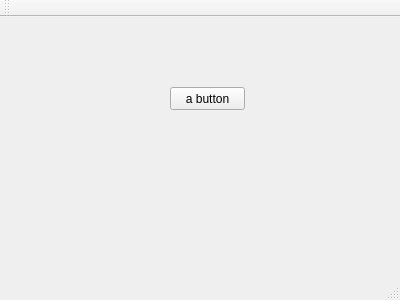
First picture: the form in etsGame/etsgame.ui, repository lseelenbinder/evil-twin-souls, before the edit.
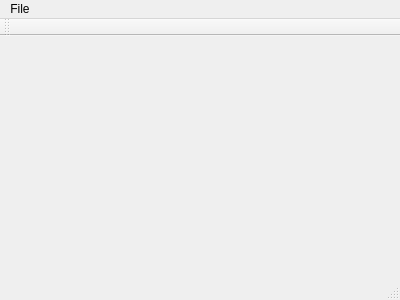
Second picture: the form after the edit.

```diff
--- a/etsGame/etsgame.ui
+++ b/etsGame/etsgame.ui
@@ -13,30 +13,27 @@
   <property name="windowTitle">
    <string>Best Game ever!!</string>
   </property>
-  <widget class="QWidget" name="centralWidget">
-   <widget class="QPushButton" name="pushButton">
-    <property name="geometry">
-     <rect>
-      <x>170</x>
-      <y>70</y>
-      <width>75</width>
-      <height>23</height>
-     </rect>
-    </property>
-    <property name="text">
-     <string>a button</string>
-    </property>
-   </widget>
-  </widget>
+  <widget class="QWidget" name="centralWidget"/>
   <widget class="QMenuBar" name="menuBar">
    <property name="geometry">
     <rect>
      <x>0</x>
      <y>0</y>
      <width>400</width>
-     <height>21</height>
+     <height>22</height>
     </rect>
    </property>
+   <widget class="QMenu" name="menuFile">
+    <property name="title">
+     <string>File</string>
+    </property>
+    <addaction name="actionChange_Level"/>
+    <addaction name="actionChange_Resolution"/>
+    <addaction name="separator"/>
+    <addaction name="actionSave"/>
+    <addaction name="actionLoad"/>
+   </widget>
+   <addaction name="menuFile"/>
   </widget>
   <widget class="QToolBar" name="mainToolBar">
    <attribute name="toolBarArea">
```
Left out of the diff: 20 changed lines with no effect on the pictures.
